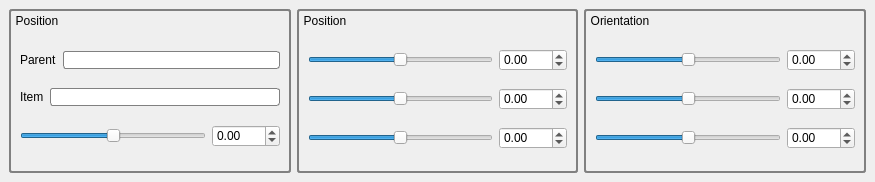
Old version of the form qtWidgets/ui/inspector_tab.ui in the repository golems/grip2.
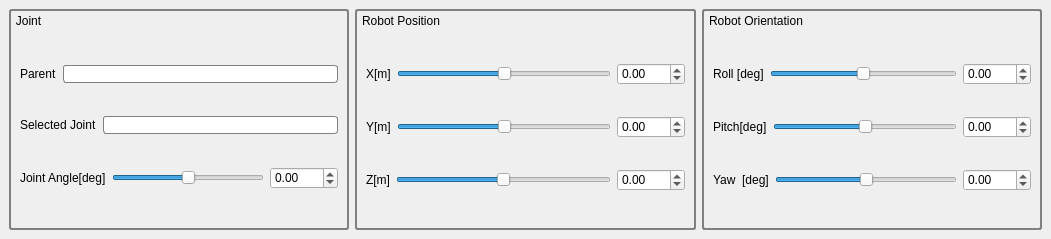
New version of the form. Custom widgets are drawn as their Qt base class.

Commit message: Change labels, set precisions, minor upgrades here and there in inspector tab

What changed in the file:
```diff
--- a/qtWidgets/ui/inspector_tab.ui
+++ b/qtWidgets/ui/inspector_tab.ui
@@ -6,8 +6,8 @@
    <rect>
     <x>0</x>
     <y>0</y>
-    <width>875</width>
-    <height>182</height>
+    <width>1051</width>
+    <height>239</height>
    </rect>
   </property>
   <property name="styleSheet">
@@ -71,7 +71,7 @@
  } </string>
       </property>
       <property name="title">
-       <string>Position</string>
+       <string>Joint</string>
       </property>
       <layout class="QVBoxLayout" name="verticalLayout_3">
        <property name="topMargin">
@@ -109,7 +109,7 @@
      border-radius: 3px; </string>
            </property>
            <property name="text">
-            <string>Item</string>
+            <string>Selected Joint</string>
            </property>
           </widget>
          </item>
@@ -125,6 +125,13 @@
        </item>
        <item>
         <layout class="QHBoxLayout" name="horizontalLayout_9">
+         <item>
+          <widget class="QLabel" name="label_9">
+           <property name="text">
+            <string>Joint Angle[deg]</string>
+           </property>
+          </widget>
+         </item>
          <item>
           <widget class="DoubleSlider" name="positionSlider_0">
            <property name="styleSheet">
@@ -185,7 +192,7 @@
  } </string>
       </property>
       <property name="title">
-       <string>Position</string>
+       <string>Robot Position</string>
       </property>
       <layout class="QVBoxLayout" name="verticalLayout_2">
        <property name="topMargin">
@@ -193,6 +200,13 @@
        </property>
        <item>
         <layout class="QHBoxLayout" name="horizontalLayout_4">
+         <item>
+          <widget class="QLabel" name="label_3">
+           <property name="text">
+            <string>X[m]</string>
+           </property>
+          </widget>
+         </item>
          <item>
           <widget class="DoubleSlider" name="positionSlider_1">
            <property name="styleSheet">
@@ -224,6 +238,13 @@
        </item>
        <item>
         <layout class="QHBoxLayout" name="horizontalLayout_5">
+         <item>
+          <widget class="QLabel" name="label_4">
+           <property name="text">
+            <string>Y[m]</string>
+           </property>
+          </widget>
+         </item>
          <item>
           <widget class="DoubleSlider" name="positionSlider_2">
            <property name="styleSheet">
@@ -255,6 +276,13 @@
        </item>
        <item>
         <layout class="QHBoxLayout" name="horizontalLayout_6">
+         <item>
+          <widget class="QLabel" name="label_5">
+           <property name="text">
+            <string>Z[m]</string>
+           </property>
+          </widget>
+         </item>
          <item>
           <widget class="DoubleSlider" name="positionSlider_3">
            <property name="styleSheet">
@@ -309,7 +337,7 @@
  } </string>
       </property>
       <property name="title">
-       <string>Orientation</string>
+       <string>Robot Orientation</string>
       </property>
       <layout class="QVBoxLayout" name="verticalLayout">
        <property name="topMargin">
@@ -317,6 +345,13 @@
        </property>
        <item>
         <layout class="QHBoxLayout" name="horizontalLayout_3">
+         <item>
+          <widget class="QLabel" name="label_6">
+           <property name="text">
+            <string>Roll [deg]</string>
+           </property>
+          </widget>
+         </item>
          <item>
           <widget class="DoubleSlider" name="orientationSlider_1">
            <property name="styleSheet">
@@ -348,6 +383,13 @@
        </item>
        <item>
         <layout class="QHBoxLayout" name="horizontalLayout_2">
+         <item>
+          <widget class="QLabel" name="label_7">
+           <property name="text">
+            <string>Pitch[deg]</string>
+           </property>
+          </widget>
+         </item>
          <item>
           <widget class="DoubleSlider" name="orientationSlider_2">
            <property name="styleSheet">
@@ -379,6 +421,13 @@
        </item>
        <item>
         <layout class="QHBoxLayout" name="horizontalLayout">
+         <item>
+          <widget class="QLabel" name="label_8">
+           <property name="text">
+            <string>Yaw  [deg]</string>
+           </property>
+          </widget>
+         </item>
          <item>
           <widget class="DoubleSlider" name="orientationSlider_3">
            <property name="styleSheet">
```
The commit also changes 6 other files.
